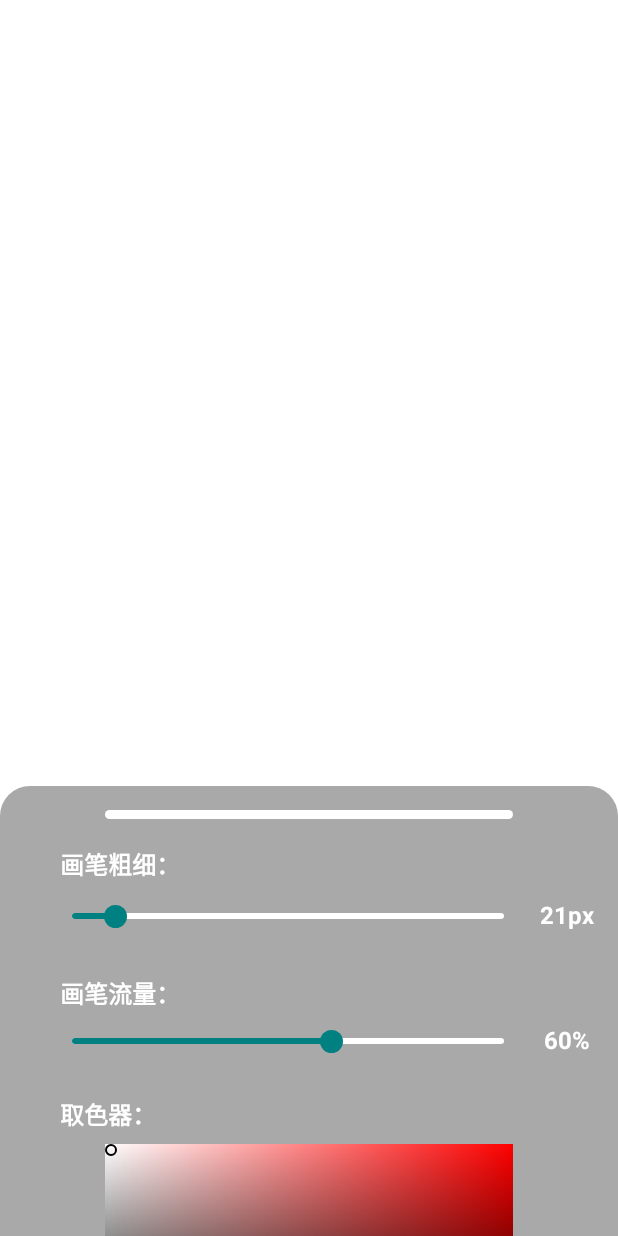
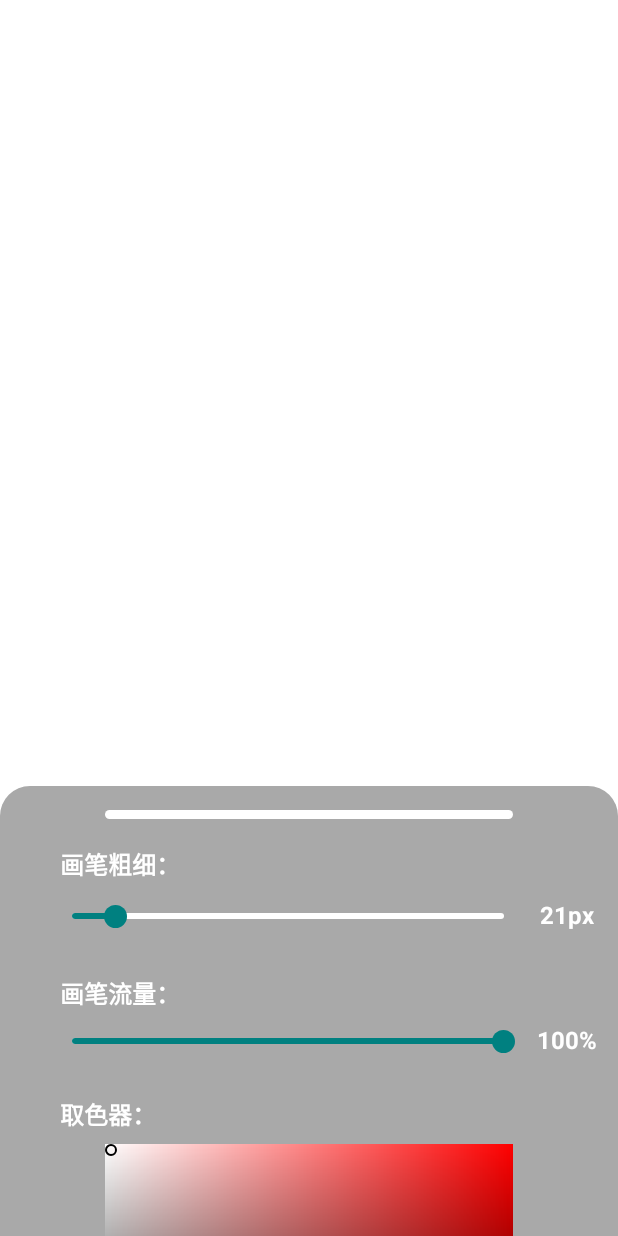
Before and after one commit to xluu233/PaintingBoard, an Android app: the fragment PaintDialog placed in its activity, on a phone screen of 412 x 824 dp. Run offline under Robolectric (Android 15) with nearby library versions, the phone set to English and light mode, and no system bars; libraries missing offline, so code that uses them is left out: com.hi.dhl; 11 statements that could not run were skipped.

Commit message:
画笔功能完善

```diff
--- a/ColorPick/src/main/java/com/bugmaker/colorpick/ColorPickerView.java
+++ b/ColorPick/src/main/java/com/bugmaker/colorpick/ColorPickerView.java
@@ -33,6 +33,8 @@ public class ColorPickerView extends LinearLayout {
 
     private OnColorChangeListener onColorChangeListener;
     private RelativeLayout.LayoutParams vLocationLayoutParams;
+
+    public int currentColor = Color.rgb(red, green, blue);    //当前颜色
 
     public ColorPickerView(Context context, AttributeSet attrs) {
         super(context, attrs);
@@ -157,7 +159,6 @@ public class ColorPickerView extends LinearLayout {
 
     /**
      * 颜色值调整
-     *
      * @param progressColor
      */
     private void onProgressChanged(int progressColor) {
@@ -199,6 +200,7 @@ public class ColorPickerView extends LinearLayout {
         changeColor();
     }
 
+
     /**
      * 颜色明暗度调整
      */
@@ -239,6 +241,7 @@ public class ColorPickerView extends LinearLayout {
         tempGreen = (int) (tempGreen - tempGreen * vPercent);
         tempBlue = (int) (tempBlue - tempBlue * vPercent);
         int color = Color.argb(transValue, tempRed, tempGreen, tempBlue);
+        currentColor = color;
         cpvColorPreview.setColor(color);
         if (onColorChangeListener != null) {
             onColorChangeListener.colorChanged(color);
@@ -280,9 +283,9 @@ public class ColorPickerView extends LinearLayout {
         vTransPreview.setBackground(drawable);
     }
 
+
     /**
      * 设置该方法，颜色改变的时候会回调颜色值
-     *
      * @param onColorChangeListener
      */
     public void setOnColorChangeListener(OnColorChangeListener onColorChangeListener) {
--- a/ColorPick/src/main/res/drawable/shape_color_pick_bar.xml
+++ b/ColorPick/src/main/res/drawable/shape_color_pick_bar.xml
@@ -3,9 +3,9 @@
     android:shape="rectangle">
 
     <gradient
-        android:endColor="#fff"
+        android:endColor="#00000000"
         android:gradientRadius="20"
-        android:startColor="#0000"
+        android:startColor="#00000000"
         android:type="radial" />
 
     <stroke
--- a/ColorPick/src/main/res/drawable/shape_stroke_dot.xml
+++ b/ColorPick/src/main/res/drawable/shape_stroke_dot.xml
@@ -3,9 +3,9 @@
     android:shape="oval">
 
     <gradient
-        android:endColor="#fff"
+        android:endColor="#00000000"
         android:gradientRadius="20"
-        android:startColor="#0000"
+        android:startColor="#00000000"
         android:type="radial" />
 
     <stroke
--- a/app/src/main/java/com/bugmaker/paintingboard/view/Line.kt
+++ b/app/src/main/java/com/bugmaker/paintingboard/bean/Line.kt
@@ -1,11 +1,11 @@
-package com.bugmaker.paintingboard.view
+package com.bugmaker.paintingboard.bean
 
 import android.graphics.Paint
 import android.graphics.Path
 
 /**
  * @ClassName Line
- * @Description TODO
+ * @Description TODO 画笔操作
  * @Author AlexLu_1406496344@qq.com
  * @Date 2022/1/11 15:11
  */
--- /dev/null
+++ b/app/src/main/java/com/bugmaker/paintingboard/bean/PaintType.kt
@@ -0,0 +1,13 @@
+package com.bugmaker.paintingboard.bean
+
+/**
+ * @ClassName PaintType
+ * @Description TODO 不同的画笔类型
+ * @Author AlexLu_1406496344@qq.com
+ * @Date 2022/1/13 11:28
+ */
+enum class PaintType {
+
+    Normal,
+    Bold,
+}
--- a/app/src/main/java/com/bugmaker/paintingboard/dialog/BaseBottomSheetDialogFragment.kt
+++ b/app/src/main/java/com/bugmaker/paintingboard/dialog/BaseBottomSheetDialogFragment.kt
@@ -124,16 +124,12 @@ abstract class BaseBottomSheetDialogFragment<VB : ViewBinding>(
             setLayout(width,height)
             setBackgroundDrawableResource(layoutBackground)
         }
-    }
-
-
-    override fun onResume() {
-        super.onResume()
         lifecycleScope.launch {
             initView()
             initData()
         }
     }
+
 
     abstract suspend fun initData()
 
--- a/app/src/main/java/com/bugmaker/paintingboard/dialog/BaseDialogFragment.kt
+++ b/app/src/main/java/com/bugmaker/paintingboard/dialog/BaseDialogFragment.kt
@@ -79,10 +79,6 @@ abstract class BaseDialogFragment<VB : ViewBinding>(
             setGravity(gravity)
             setBackgroundDrawableResource(background)
         }
-    }
-
-    override fun onResume() {
-        super.onResume()
         lifecycleScope.launch {
             initView()
             initData()
--- a/app/src/main/java/com/bugmaker/paintingboard/dialog/PaintDialog.kt
+++ b/app/src/main/java/com/bugmaker/paintingboard/dialog/PaintDialog.kt
@@ -1,12 +1,17 @@
 package com.bugmaker.paintingboard.dialog
 
 import android.content.DialogInterface
+import android.graphics.drawable.ColorDrawable
 import android.util.Log
 import android.view.Gravity
 import android.view.ViewGroup
 import android.widget.SeekBar
+import com.bugmaker.paintingboard.bean.PaintSet
+import com.bugmaker.paintingboard.bean.PaintType
 import com.bugmaker.paintingboard.databinding.DialogCreateCanvasBinding
 import com.bugmaker.paintingboard.databinding.DialogPaintBinding
+import com.bugmaker.paintingboard.util.Constant
+import com.bugmaker.paintingboard.util.LiveDataBus
 import com.bugmaker.paintingboard.util.dp
 import com.bugmaker.paintingboard.util.screenHeight
 import kotlin.math.roundToInt
@@ -20,15 +25,20 @@ import kotlin.math.roundToInt
 class PaintDialog : BaseBottomSheetDialogFragment<DialogPaintBinding>(DialogPaintBinding::inflate) {
 
     companion object{
-        @JvmStatic
-        fun getInstance() = PaintDialog()
+
+        val instance:PaintDialog by lazy(mode = LazyThreadSafetyMode.SYNCHRONIZED) {
+            PaintDialog()
+        }
 
         //单位px
         var maxPaintSize:Int = 200
         var minPaintSize:Int = 1
 
         var size = minPaintSize
-        var alpha = 0.6f
+        var alpha:Int = 255
+
+        var curColor:Int ?= null
+        var curPaintType = PaintType.Normal
     }
 
     init {
@@ -67,7 +77,7 @@ class PaintDialog : BaseBottomSheetDialogFragment<DialogPaintBinding>(DialogPain
 
 
         binding.paintSeekbar2.apply {
-            max = 100
+            max = 255
             setOnSeekBarChangeListener(object : SeekBar.OnSeekBarChangeListener {
                 //seekbar状态改变
                 override fun onProgressChanged(
@@ -87,8 +97,14 @@ class PaintDialog : BaseBottomSheetDialogFragment<DialogPaintBinding>(DialogPain
                     refreshPaintAlpha(seekBar!!.progress)
                 }
             })
-            progress = 60
+            progress = 255
         }
+
+        binding.colorPickView.setOnColorChangeListener {
+            curColor = it
+            //val color = ColorDrawable(curColor)
+        }
+
 
     }
 
@@ -103,17 +119,23 @@ class PaintDialog : BaseBottomSheetDialogFragment<DialogPaintBinding>(DialogPain
 
     private fun refreshPaintAlpha(progress: Int){
         Log.d(TAG, "refreshPaintAlpha: $progress")
-        alpha = progress.toFloat()/100f
-        var size = (alpha*100).toInt()
-        if (size > 100) size = 100
-        if (size < 0) size = 0
-        binding.paintAlphaText.text = "${size}%"
+        alpha = progress
+        if (alpha > 255) alpha = 255
+        if (alpha < 0) alpha = 0
+        var tempAlpha:Double  = alpha.toDouble()/255
+        if (tempAlpha > 1) tempAlpha = 1.0
+        if (tempAlpha < 0) tempAlpha = 0.0
+        binding.paintAlphaText.text = "${(tempAlpha*100).toInt()}%"
     }
+
+
     override suspend fun initData() {
 
     }
 
     override fun onDismiss(dialog: DialogInterface) {
+        val paintSet = PaintSet(size = size, alpha = alpha, color = curColor, paintType = curPaintType)
+        LiveDataBus.with<PaintSet>(Constant.SetPaintParams).postData(paintSet)
         super.onDismiss(dialog)
     }
 
--- a/app/src/main/java/com/bugmaker/paintingboard/util/ClickListener.kt
+++ b/app/src/main/java/com/bugmaker/paintingboard/util/ClickListener.kt
@@ -5,7 +5,7 @@ import com.bugmaker.paintingboard.R
 import kotlinx.coroutines.CoroutineScope
 
 
-const val CLICK_DELAY_TIME = 200L
+const val CLICK_DELAY_TIME = 100L
 
 /*------------------屏蔽View重复点击事件：方法一（推荐）------------------*/
 fun <T : View> T.click(delay: Long = CLICK_DELAY_TIME,scope: CoroutineScope ?= null, block: (T) -> Unit) {
--- a/app/src/main/res/layout/dialog_paint.xml
+++ b/app/src/main/res/layout/dialog_paint.xml
@@ -147,9 +147,8 @@
         app:layout_constraintTop_toTopOf="@+id/guideline3" />
 
 
-    <include
-        android:id="@+id/layout_color_pick"
-        layout="@layout/include_colorpick"
+    <com.bugmaker.colorpick.ColorPickerView
+        android:id="@+id/color_pick_view"
         android:layout_width="0dp"
         android:layout_height="wrap_content"
         android:layout_marginStart="70dp"
--- a/app/src/main/res/layout/include_colorpick.xml
+++ /dev/null
@@ -1,16 +0,0 @@
-<?xml version="1.0" encoding="utf-8"?>
-<androidx.constraintlayout.widget.ConstraintLayout xmlns:android="http://schemas.android.com/apk/res/android"
-    xmlns:app="http://schemas.android.com/apk/res-auto"
-    android:layout_width="match_parent"
-    android:layout_height="match_parent">
-
-    <com.bugmaker.colorpick.ColorPickerView
-        android:layout_width="match_parent"
-        android:layout_height="200dp"
-        app:layout_constraintEnd_toEndOf="parent"
-        app:layout_constraintStart_toStartOf="parent"
-        app:layout_constraintTop_toTopOf="parent" />
-
-
-
-</androidx.constraintlayout.widget.ConstraintLayout>
```
Also changed, not shown: app/src/main/java/com/bugmaker/paintingboard/DrawFragment.kt (+7 -12 lines), app/src/main/java/com/bugmaker/paintingboard/bean/PaintSet.kt (added, +9 -0 lines), app/src/main/java/com/bugmaker/paintingboard/util/Constant.kt (added, +16 -0 lines), app/src/main/java/com/bugmaker/paintingboard/view/CanvasLayout.kt (+22 -7 lines).
